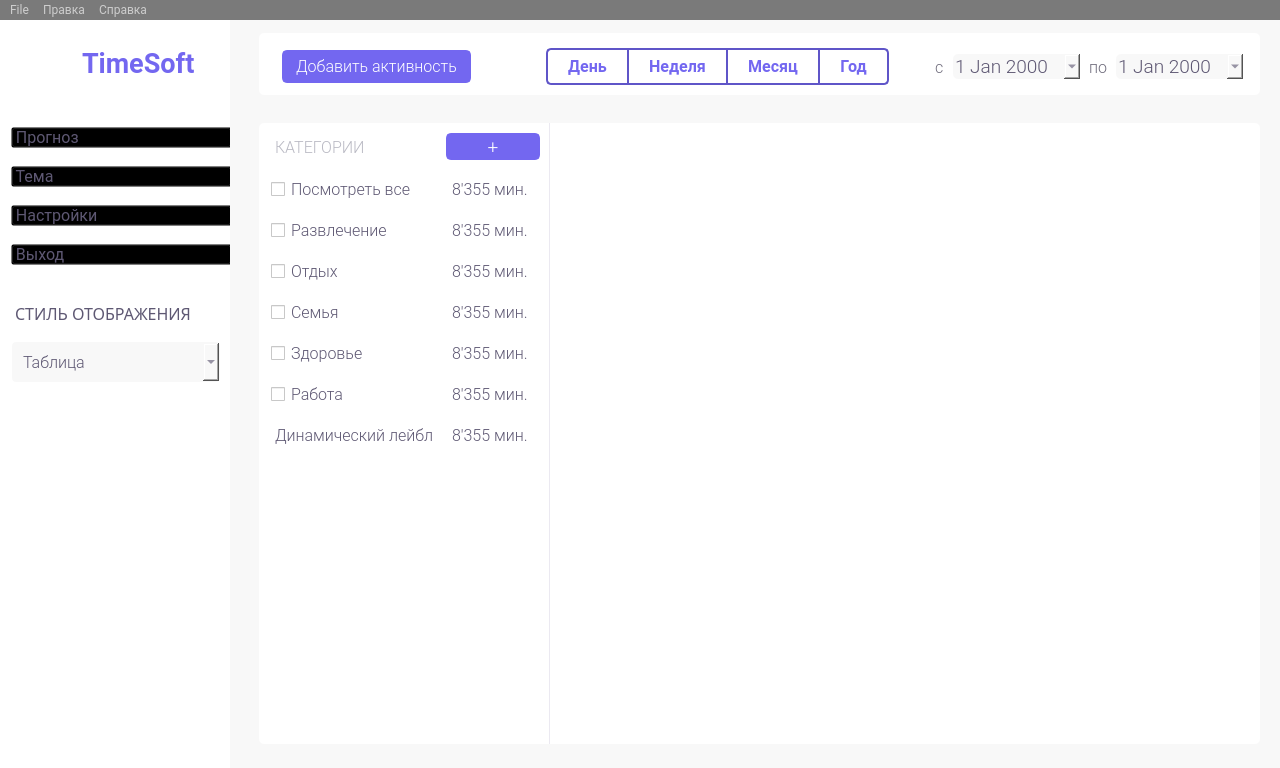
Above: design/mainwindow_w.ui from yurii-bel/project_2021 before the change. Below: the same form after it.
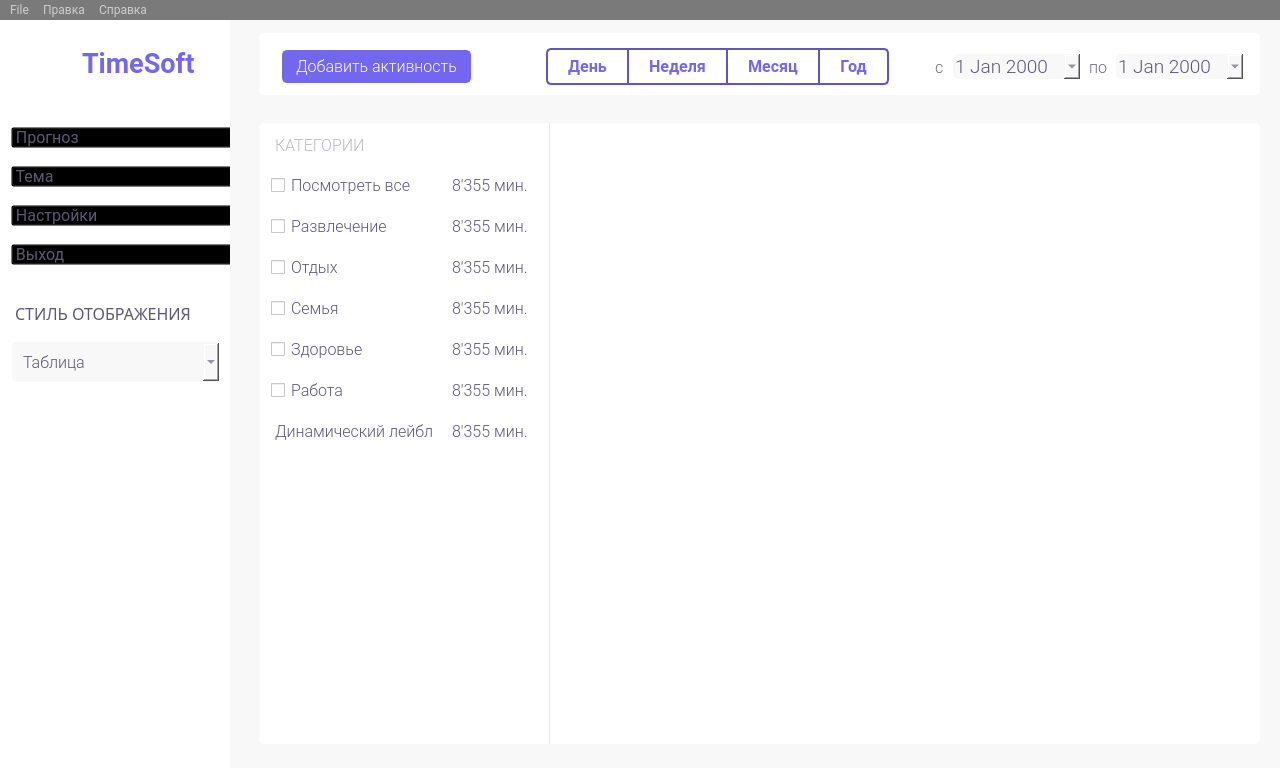
That is the form after the change. Icons and pictures are not drawn.

Commit message: Убрал кнопку "+ категория".

The edit to the form file:
```diff
--- a/design/mainwindow_w.ui
+++ b/design/mainwindow_w.ui
@@ -1123,55 +1123,6 @@
         </property>
        </widget>
       </item>
-      <item row="0" column="1">
-       <widget class="QPushButton" name="mainwindow_w_btn_cat_plus">
-        <property name="minimumSize">
-         <size>
-          <width>29</width>
-          <height>0</height>
-         </size>
-        </property>
-        <property name="maximumSize">
-         <size>
-          <width>102</width>
-          <height>102</height>
-         </size>
-        </property>
-        <property name="font">
-         <font>
-          <family>Roboto Light</family>
-          <pointsize>14</pointsize>
-          <weight>50</weight>
-          <italic>false</italic>
-          <bold>false</bold>
-          <underline>false</underline>
-          <strikeout>false</strikeout>
-         </font>
-        </property>
-        <property name="styleSheet">
-         <string notr="true">QPushButton {
-	background-color: rgb(115, 103, 240);
-	color: rgb(255, 255, 255);
-	border: 2px solid rgb(115, 103, 240);
-	border-radius: 5px;
-}
-QPushButton:hover {
-	background-color: rgba(0, 0, 0, 0);
-	color: rgb(94, 88, 115);
-	border: 2px solid #7666F8;
-}</string>
-        </property>
-        <property name="text">
-         <string>+</string>
-        </property>
-        <property name="iconSize">
-         <size>
-          <width>40</width>
-          <height>27</height>
-         </size>
-        </property>
-       </widget>
-      </item>
       <item row="3" column="1">
        <widget class="QLabel" name="mainwindow_w_lbl_time_relaxation">
         <property name="maximumSize">
```
The commit also changes 1 other file.
